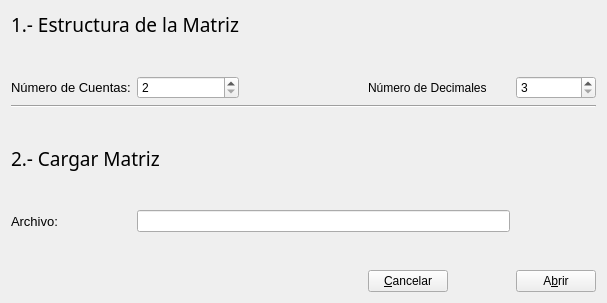
The window that formLoadMatrix.ui (rudmanmrrod/mmcs) describes before a commit, drawn with Qt 5.
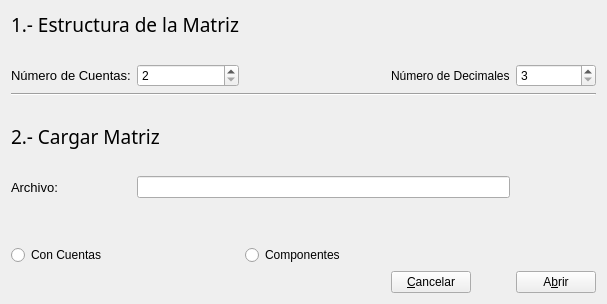
The same window after the commit. Icons and pictures are not drawn.

Commit message: Agregada funcionalidad para cargar desde un csv con las cuentas

```diff
--- a/formLoadMatrix.ui
+++ b/formLoadMatrix.ui
@@ -10,7 +10,7 @@
     <x>0</x>
     <y>0</y>
     <width>607</width>
-    <height>303</height>
+    <height>304</height>
    </rect>
   </property>
   <property name="windowTitle">
@@ -88,7 +88,7 @@
        </property>
       </widget>
      </item>
-     <item row="10" column="6">
+     <item row="11" column="6">
       <widget class="QPushButton" name="buttonOpen">
        <property name="text">
         <string>A&amp;brir</string>
@@ -162,6 +162,13 @@
        </property>
       </widget>
      </item>
+     <item row="11" column="4">
+      <widget class="QPushButton" name="buttonCancel">
+       <property name="text">
+        <string>&amp;Cancelar</string>
+       </property>
+      </widget>
+     </item>
      <item row="1" column="1">
       <spacer name="verticalSpacer_6">
        <property name="orientation">
@@ -187,13 +194,6 @@
        </property>
       </widget>
      </item>
-     <item row="10" column="4">
-      <widget class="QPushButton" name="buttonCancel">
-       <property name="text">
-        <string>&amp;Cancelar</string>
-       </property>
-      </widget>
-     </item>
      <item row="8" column="1">
       <spacer name="verticalSpacer">
        <property name="orientation">
@@ -207,6 +207,32 @@
        </property>
       </spacer>
      </item>
+     <item row="10" column="0">
+      <widget class="QRadioButton" name="radioAccount">
+       <property name="text">
+        <string>Con Cuentas</string>
+       </property>
+      </widget>
+     </item>
+     <item row="10" column="2">
+      <widget class="QRadioButton" name="radioComponent">
+       <property name="text">
+        <string>Componentes</string>
+       </property>
+      </widget>
+     </item>
+     <item row="9" column="0" colspan="7">
+      <widget class="QLabel" name="label_info">
+       <property name="styleSheet">
+        <string notr="true">font-weight: bold;
+color: #358ccb;
+</string>
+       </property>
+       <property name="text">
+        <string/>
+       </property>
+      </widget>
+     </item>
     </layout>
    </item>
   </layout>
```
Left out of the diff: 10 changed lines with no effect on the pictures. The commit also changes 7 other files.
